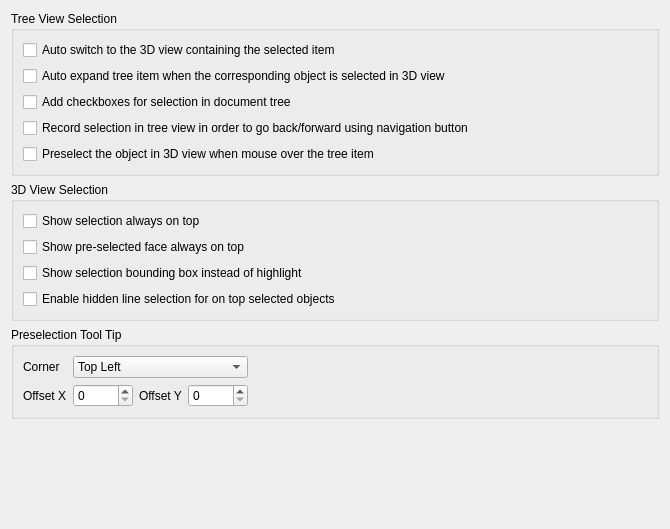
Above: src/Gui/DlgSettingsSelection.ui from scottmudge/FreeCAD before the change. Below: the same form after it.
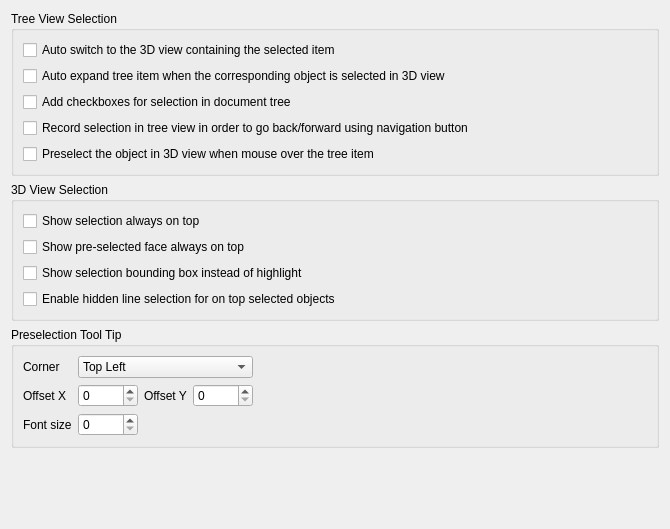
That is the form after the change.

Commit message: Gui: add font size setting for preselection tooltip

```diff
--- a/src/Gui/DlgSettingsSelection.ui
+++ b/src/Gui/DlgSettingsSelection.ui
@@ -205,6 +205,16 @@
         </item>
        </widget>
       </item>
+      <item row="2" column="0">
+       <widget class="QLabel" name="label_4">
+        <property name="text">
+         <string>Font size</string>
+        </property>
+       </widget>
+      </item>
+      <item row="2" column="1">
+       <widget class="QSpinBox" name="spinBoxToolTipFontSize"/>
+      </item>
      </layout>
     </widget>
    </item>
```
The commit also changes 4 other files.
